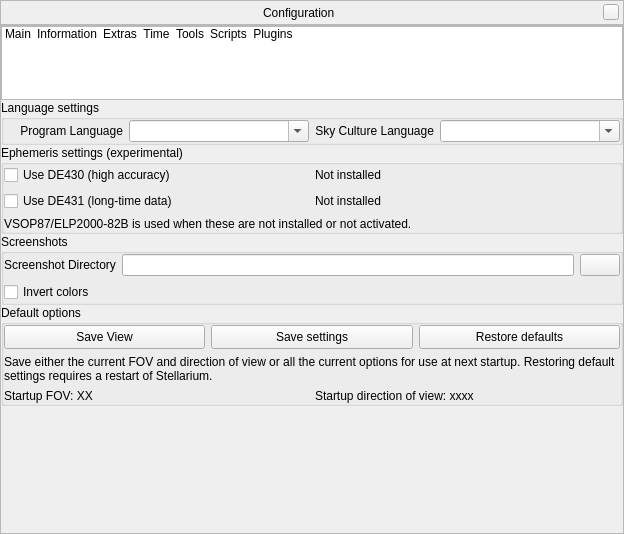
This is src/gui/configurationDialog.ui in 519984307/stellarium_src as Qt 5 draws it before an edit. The edited form follows.
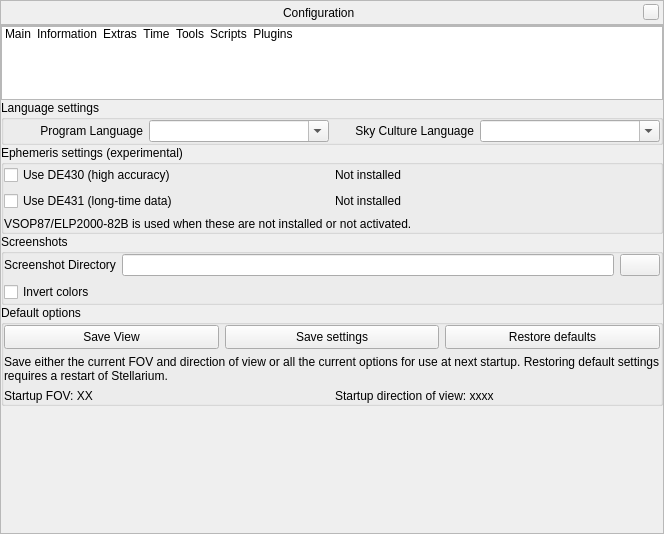
This is the edited form. Icons and pictures are not drawn. Custom widgets are drawn as their Qt base class.

```diff
--- a/src/gui/configurationDialog.ui
+++ b/src/gui/configurationDialog.ui
@@ -6,7 +6,7 @@
    <rect>
     <x>0</x>
     <y>0</y>
-    <width>624</width>
+    <width>664</width>
     <height>534</height>
    </rect>
   </property>
```
Left out of the diff: 3 changed lines with no effect on the pictures.
